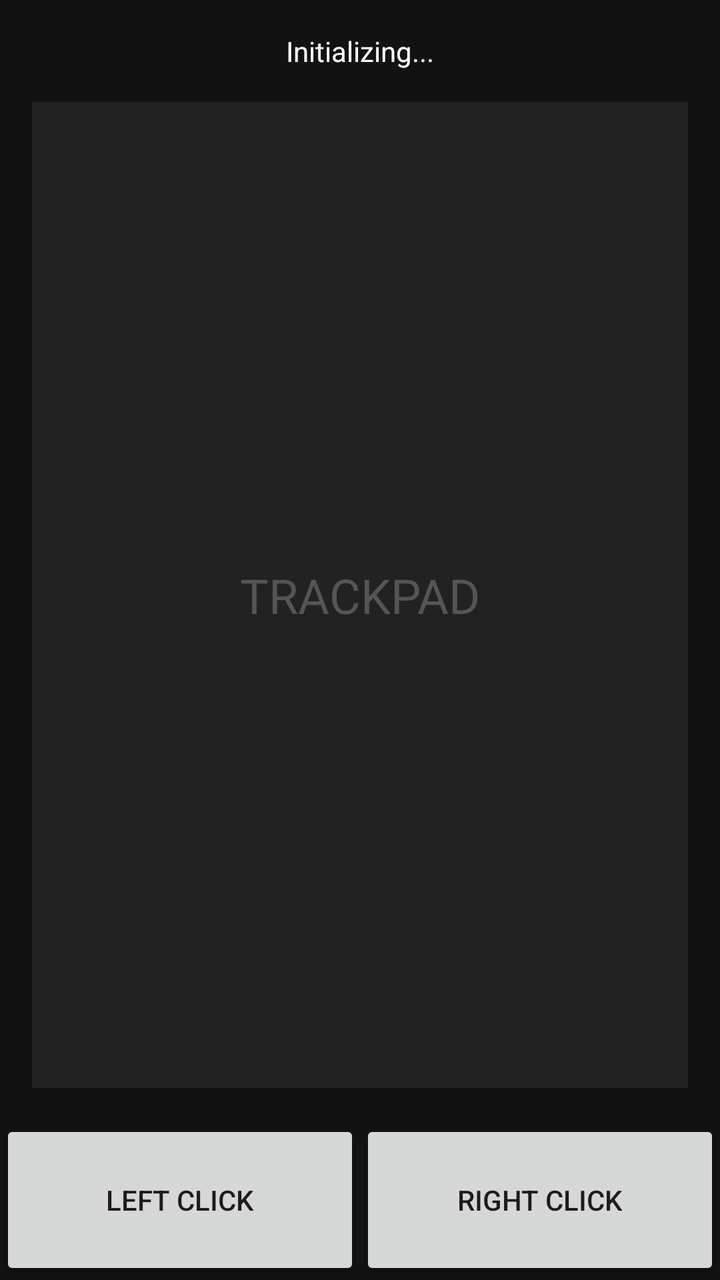
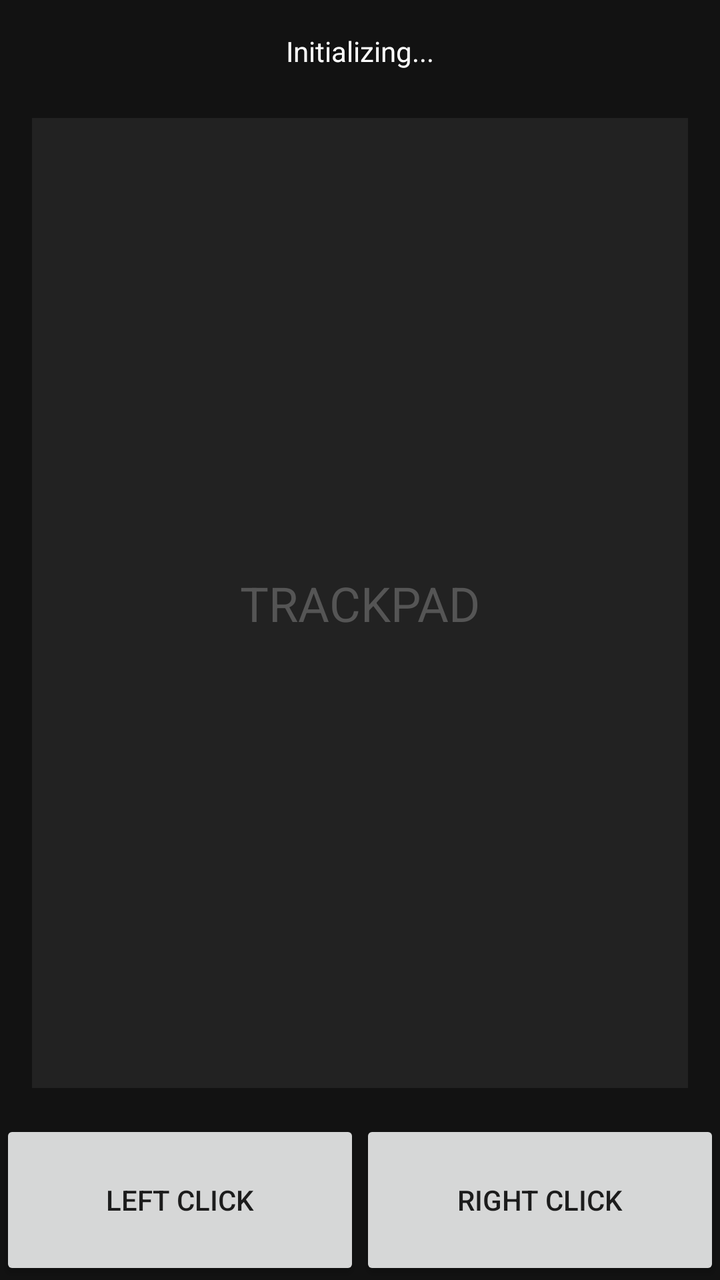

The first picture is an Android layout as it rendered before a commit; the second is the same layout after the commit. The layout source and the unified diff follow.
<!-- AndroidManifest.xml: application theme Theme.AppCompat.Light.NoActionBar -->
<!-- res/layout/activity_main.xml -->
<?xml version="1.0" encoding="utf-8"?>
<androidx.constraintlayout.widget.ConstraintLayout xmlns:android="http://schemas.android.com/apk/res/android"
    xmlns:app="http://schemas.android.com/apk/res-auto"
    xmlns:tools="http://schemas.android.com/tools"
    android:layout_width="match_parent"
    android:layout_height="match_parent"
    android:background="#121212"
    tools:context=".MainActivity">

    <TextView
        android:id="@+id/status_text"
        android:layout_width="wrap_content"
        android:layout_height="wrap_content"
        android:layout_marginTop="16dp"
        android:text="Initializing..."
        android:textColor="#FFFFFF"
        app:layout_constraintEnd_toEndOf="parent"
        app:layout_constraintStart_toStartOf="parent"
        app:layout_constraintTop_toTopOf="parent" />

    <Button
        android:id="@+id/btn_disconnect"
        android:layout_width="wrap_content"
        android:layout_height="wrap_content"
        android:layout_marginTop="8dp"
        android:text="Disconnect"
        android:visibility="gone"
        app:layout_constraintEnd_toEndOf="parent"
        app:layout_constraintStart_toStartOf="parent"
        app:layout_constraintTop_toBottomOf="@+id/status_text" />

    <View
        android:id="@+id/trackpad"
        android:layout_width="0dp"
        android:layout_height="0dp"
        android:layout_margin="16dp"
        android:background="#222222"
        app:layout_constraintBottom_toTopOf="@+id/buttons_layout"
        app:layout_constraintEnd_toEndOf="parent"
        app:layout_constraintStart_toStartOf="parent"
        app:layout_constraintTop_toBottomOf="@+id/btn_disconnect" />

    <TextView
        android:layout_width="wrap_content"
        android:layout_height="wrap_content"
        android:text="TRACKPAD"
        android:textColor="#555555"
        android:textSize="24sp"
        app:layout_constraintBottom_toBottomOf="@+id/trackpad"
        app:layout_constraintEnd_toEndOf="@+id/trackpad"
        app:layout_constraintStart_toStartOf="@+id/trackpad"
        app:layout_constraintTop_toTopOf="@+id/trackpad" />

    <LinearLayout
        android:id="@+id/buttons_layout"
        android:layout_width="match_parent"
        android:layout_height="80dp"
        android:orientation="horizontal"
        app:layout_constraintBottom_toBottomOf="parent">

        <Button
            android:id="@+id/btn_left_click"
            android:layout_width="0dp"
            android:layout_height="match_parent"
            android:layout_weight="1"
            android:text="Left Click" />

        <Button
            android:id="@+id/btn_right_click"
            android:layout_width="0dp"
            android:layout_height="match_parent"
            android:layout_weight="1"
            android:text="Right Click" />
    </LinearLayout>

</androidx.constraintlayout.widget.ConstraintLayout>
<!-- resources referenced by this layout -->
<resources>

</resources>

<!-- the commit's change to res/layout/activity_main.xml (unified diff, before → after) -->
@@ -18,16 +18,31 @@
         app:layout_constraintStart_toStartOf="parent"
         app:layout_constraintTop_toTopOf="parent" />
 
-    <Button
-        android:id="@+id/btn_disconnect"
+    <LinearLayout
+        android:id="@+id/connection_buttons_layout"
         android:layout_width="wrap_content"
         android:layout_height="wrap_content"
         android:layout_marginTop="8dp"
-        android:text="Disconnect"
-        android:visibility="gone"
+        android:orientation="horizontal"
         app:layout_constraintEnd_toEndOf="parent"
         app:layout_constraintStart_toStartOf="parent"
-        app:layout_constraintTop_toBottomOf="@+id/status_text" />
+        app:layout_constraintTop_toBottomOf="@+id/status_text">
+
+        <Button
+            android:id="@+id/btn_connect"
+            android:layout_width="wrap_content"
+            android:layout_height="wrap_content"
+            android:layout_marginEnd="8dp"
+            android:text="Connect"
+            android:visibility="gone" />
+
+        <Button
+            android:id="@+id/btn_disconnect"
+            android:layout_width="wrap_content"
+            android:layout_height="wrap_content"
+            android:text="Disconnect"
+            android:visibility="gone" />
+    </LinearLayout>
 
     <View
         android:id="@+id/trackpad"
@@ -38,7 +53,7 @@
         app:layout_constraintBottom_toTopOf="@+id/buttons_layout"
         app:layout_constraintEnd_toEndOf="parent"
         app:layout_constraintStart_toStartOf="parent"
-        app:layout_constraintTop_toBottomOf="@+id/btn_disconnect" />
+        app:layout_constraintTop_toBottomOf="@+id/connection_buttons_layout" />
 
     <TextView
         android:layout_width="wrap_content"
